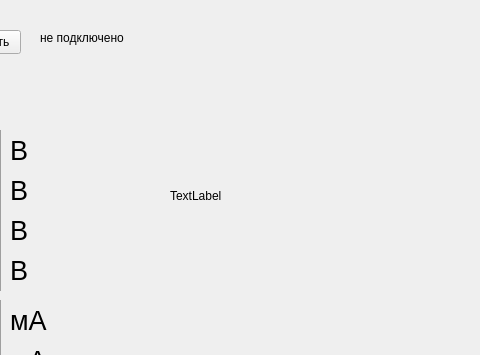
Above: interface.ui from KejLater/lab_stand before the change; both pictures show x 230 to 710 and y 0 to 355 of the 800 by 600 pixel window. Below: the same form after it.
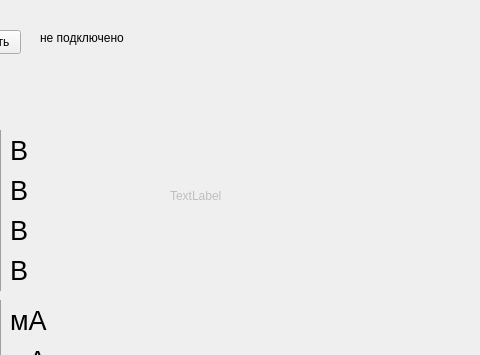
That is the form after the change.

Commit message: Normal functioning of onRead

```diff
--- a/interface.ui
+++ b/interface.ui
@@ -387,6 +387,9 @@
     </property>
    </widget>
    <widget class="QLabel" name="test">
+    <property name="enabled">
+     <bool>false</bool>
+    </property>
     <property name="geometry">
      <rect>
       <x>400</x>
```
The commit also changes 1 other file.
